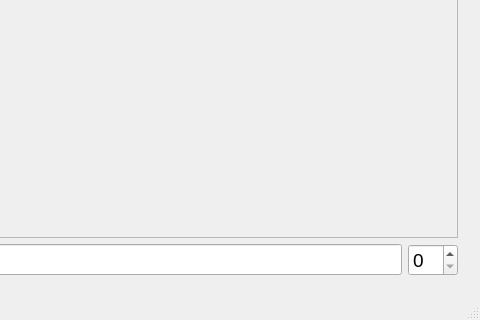
cool-palace/Screenshot-Manager, file mainwindow.ui: the form before one commit; both pictures show x 320 to 800 and y 280 to 600 of the 800 by 600 pixel window.
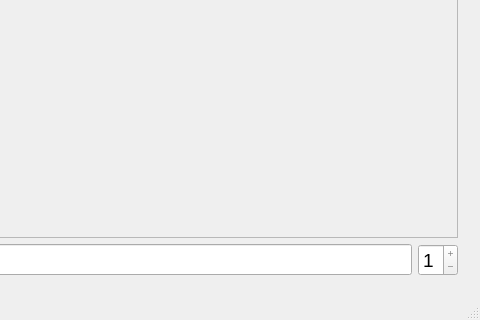
The form after the commit. The open tabs and pages were chosen to show the change.

```diff
--- a/mainwindow.ui
+++ b/mainwindow.ui
@@ -330,6 +330,18 @@
               <pointsize>14</pointsize>
              </font>
             </property>
+            <property name="buttonSymbols">
+             <enum>QAbstractSpinBox::PlusMinus</enum>
+            </property>
+            <property name="minimum">
+             <number>1</number>
+            </property>
+            <property name="maximum">
+             <number>1</number>
+            </property>
+            <property name="value">
+             <number>1</number>
+            </property>
            </widget>
           </item>
          </layout>
```
Left out of the diff: 6 changed lines with no effect on the pictures.
